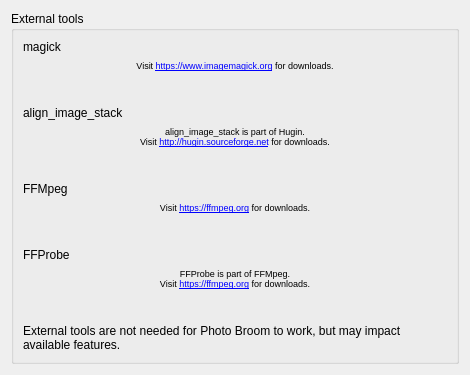
Old version of the form src/gui/desktop/config_tabs/tools_tab.ui in the repository Kicer86/photobroom.
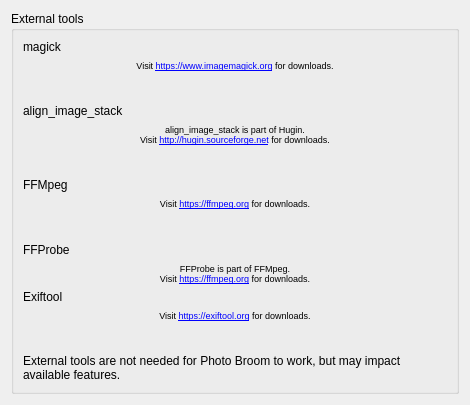
New version of the form. Custom widgets are drawn as their Qt base class.

Commit message: introducing exiftool in configuration

Patch:
```diff
--- a/src/gui/desktop/config_tabs/tools_tab.ui
+++ b/src/gui/desktop/config_tabs/tools_tab.ui
@@ -7,7 +7,7 @@
     <x>0</x>
     <y>0</y>
     <width>470</width>
-    <height>375</height>
+    <height>405</height>
    </rect>
   </property>
   <property name="windowTitle">
@@ -126,7 +126,7 @@
         </property>
        </widget>
       </item>
-      <item row="12" column="0" colspan="2">
+      <item row="14" column="0" colspan="2">
        <widget class="QLabel" name="label_5">
         <property name="text">
          <string>External tools are not needed for Photo Broom to work, but may impact available features.</string>
@@ -136,7 +136,7 @@
         </property>
        </widget>
       </item>
-      <item row="11" column="0" colspan="2">
+      <item row="13" column="0" colspan="2">
        <spacer name="verticalSpacer_5">
         <property name="orientation">
          <enum>Qt::Vertical</enum>
@@ -188,6 +188,31 @@
         </property>
        </spacer>
       </item>
+      <item row="11" column="0">
+       <widget class="QLabel" name="exiftoolLabel">
+        <property name="text">
+         <string>Exiftool</string>
+        </property>
+       </widget>
+      </item>
+      <item row="12"  column="0" colspan="2">
+       <widget class="QLabel" name="label_6">
+        <property name="font">
+         <font>
+          <pointsize>7</pointsize>
+         </font>
+        </property>
+        <property name="text">
+         <string>Visit &lt;a href=&quot;https://exiftool.org/&quot;&gt;https://exiftool.org&lt;/a&gt; for downloads.</string>
+        </property>
+        <property name="alignment">
+         <set>Qt::AlignHCenter|Qt::AlignTop</set>
+        </property>
+       </widget>
+      </item>
+      <item row="11" column="1">
+       <widget class="QtExtChooseFile" name="exiftoolPath" native="true"/>
+      </item>
      </layout>
     </widget>
    </item>
```
The commit also changes 6 other files.
